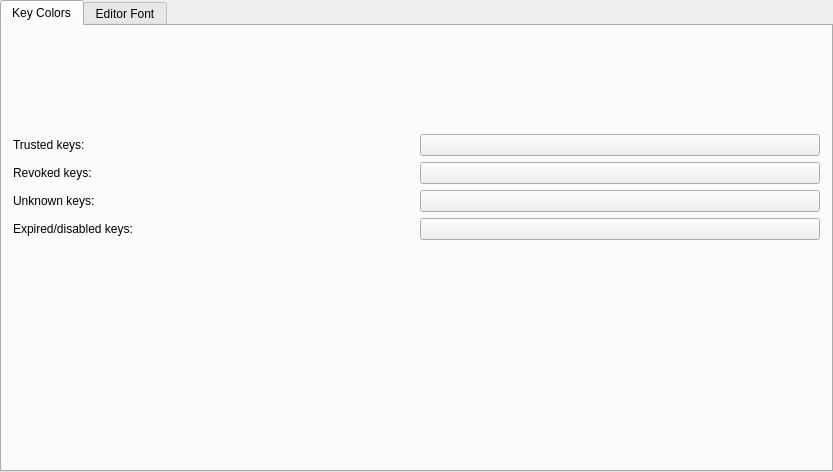
Qt form conf_ui2.ui (KDE/kgpg) before a commit.
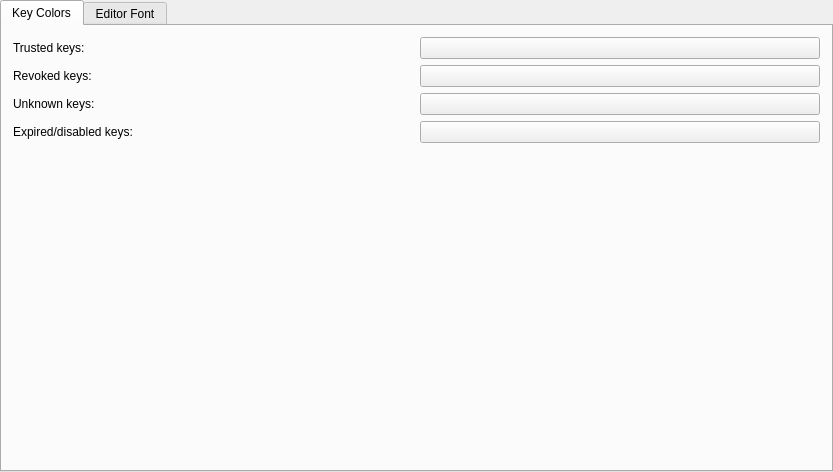
The same form after that commit. The open tabs and pages were chosen to show the change. Custom widgets are drawn as their Qt base class.

Patch:
```diff
--- a/conf_ui2.ui
+++ b/conf_ui2.ui
@@ -138,9 +138,6 @@
          <property name="orientation" >
           <enum>Qt::Vertical</enum>
          </property>
-         <property name="sizeType" >
-          <enum>QSizePolicy::Minimum</enum>
-         </property>
          <property name="sizeHint" >
           <size>
            <width>402</width>
```
